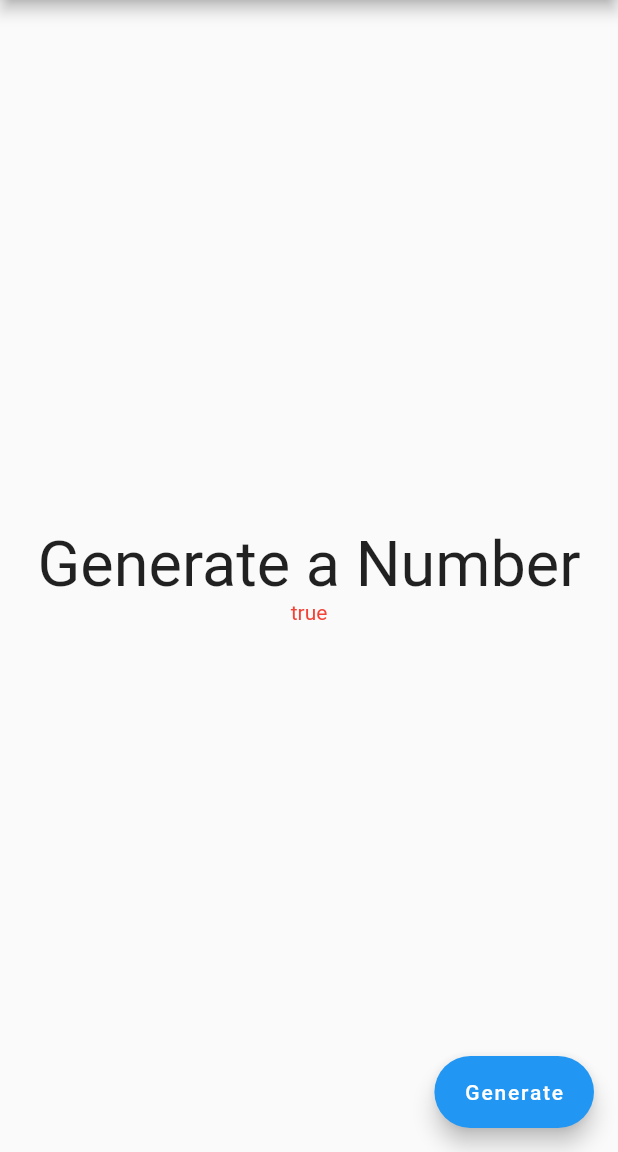
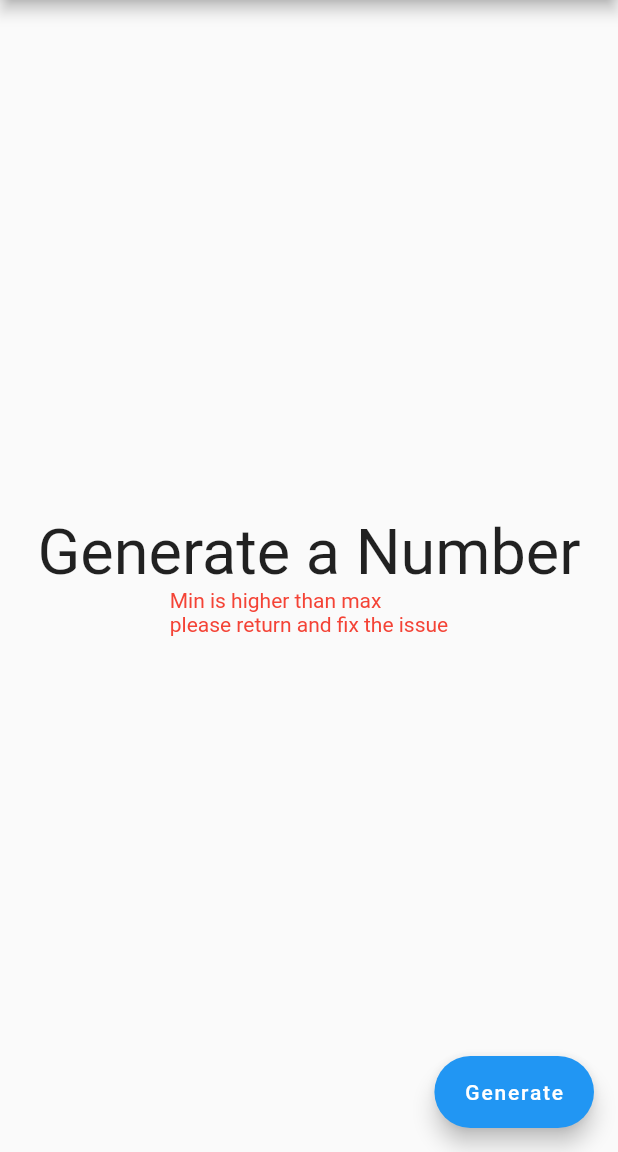
Before and after one commit to NyllRE/flutter_mastering, a Flutter app: the RandomizerPage screen opened directly with empty values, after a tap on "Generate", on a phone screen of 412 x 824 dp, the part 84-1236 px from its top. Run offline on Flutter 3.47's test engine with Material 2 defaults, Android fonts, the phone set to English and light mode, and no system bars.

Commit message:
fixed text display issue

```diff
--- a/lib/randomizer_page.dart
+++ b/lib/randomizer_page.dart
@@ -20,7 +20,7 @@ class RandomizerPage extends StatefulWidget {
 class _RandomizerPageState extends State<RandomizerPage> {
   int? _generatedNumber;
   final randomNumber = Random();
-  bool? _isUnstable;
+  bool _isUnstable = false;
 
   @override
   Widget build(BuildContext context) {
@@ -37,8 +37,9 @@ class _RandomizerPageState extends State<RandomizerPage> {
               style: const TextStyle(fontSize: 42),
             ),
             Text(
-              _isUnstable?.toString() ??
-                  'Min is higher than max\nplease return and fix the issue',
+              _isUnstable
+                  ? 'Min is higher than max\nplease return and fix the issue'
+                  : '',
               style: const TextStyle(color: Colors.red),
             )
           ],
```
